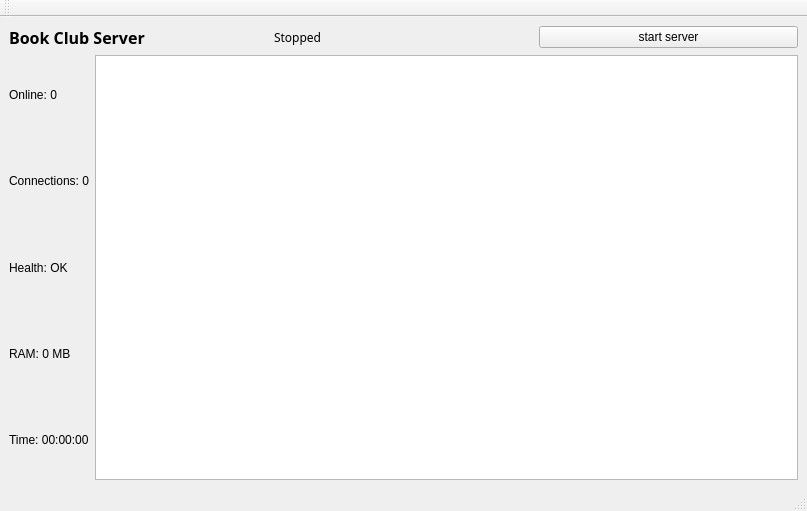
moshtaba13/Book_Club, file Server/ui/ServerWindow.ui: the form before one commit.
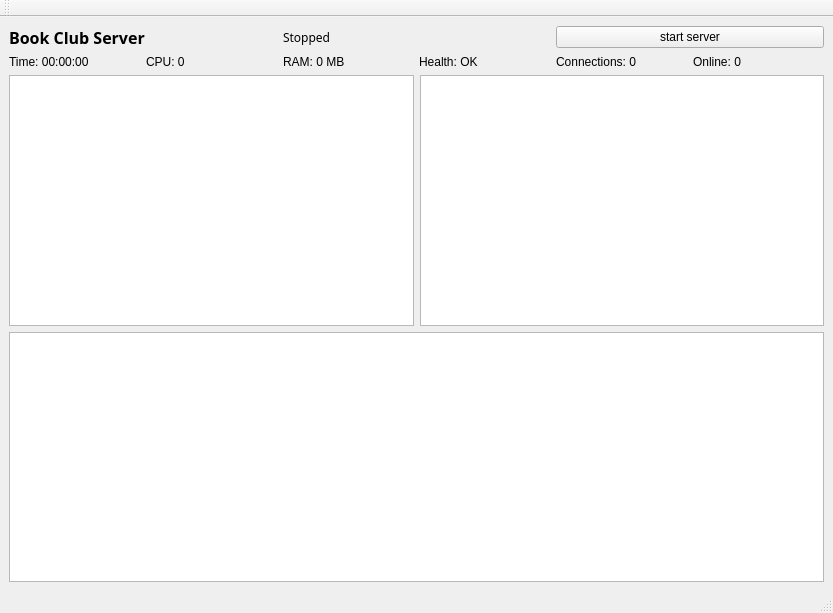
The form after the commit.

Commit message: fix and feat: debuging CPU and RAM and some issue and add client table

```diff
--- a/Server/ui/ServerWindow.ui
+++ b/Server/ui/ServerWindow.ui
@@ -6,8 +6,8 @@
    <rect>
     <x>0</x>
     <y>0</y>
-    <width>807</width>
-    <height>511</height>
+    <width>833</width>
+    <height>613</height>
    </rect>
   </property>
   <property name="windowTitle">
@@ -15,7 +15,7 @@
   </property>
   <widget class="QWidget" name="centralwidget">
    <layout class="QGridLayout" name="gridLayout">
-    <item row="0" column="0" colspan="2">
+    <item row="0" column="0">
      <layout class="QHBoxLayout" name="topBar">
       <item>
        <widget class="QLabel" name="lblTitle">
@@ -53,35 +53,7 @@
      </layout>
     </item>
     <item row="1" column="0">
-     <layout class="QVBoxLayout" name="statsBar">
-      <item>
-       <widget class="QLabel" name="lblOnlineClients">
-        <property name="text">
-         <string>Online: 0</string>
-        </property>
-       </widget>
-      </item>
-      <item>
-       <widget class="QLabel" name="lblTotalConnections">
-        <property name="text">
-         <string>Connections: 0</string>
-        </property>
-       </widget>
-      </item>
-      <item>
-       <widget class="QLabel" name="lblHealth">
-        <property name="text">
-         <string>Health: OK</string>
-        </property>
-       </widget>
-      </item>
-      <item>
-       <widget class="QLabel" name="lblMemory">
-        <property name="text">
-         <string>RAM: 0 MB</string>
-        </property>
-       </widget>
-      </item>
+     <layout class="QHBoxLayout" name="horizontalLayout">
       <item>
        <widget class="QLabel" name="lblTime">
         <property name="text">
@@ -89,9 +61,58 @@
         </property>
        </widget>
       </item>
+      <item>
+       <widget class="QLabel" name="lblCpu">
+        <property name="text">
+         <string>CPU: 0</string>
+        </property>
+       </widget>
+      </item>
+      <item>
+       <widget class="QLabel" name="lblMemory">
+        <property name="text">
+         <string>RAM: 0 MB</string>
+        </property>
+       </widget>
+      </item>
+      <item>
+       <widget class="QLabel" name="lblHealth">
+        <property name="text">
+         <string>Health: OK</string>
+        </property>
+       </widget>
+      </item>
+      <item>
+       <widget class="QLabel" name="lblTotalConnections">
+        <property name="text">
+         <string>Connections: 0</string>
+        </property>
+       </widget>
+      </item>
+      <item>
+       <widget class="QLabel" name="lblOnlineClients">
+        <property name="text">
+         <string>Online: 0</string>
+        </property>
+       </widget>
+      </item>
      </layout>
     </item>
-    <item row="1" column="1">
+    <item row="2" column="0">
+     <layout class="QHBoxLayout" name="horizontalLayout_2">
+      <item>
+       <widget class="QTextEdit" name="eventsTextEdit">
+        <property name="readOnly">
+         <bool>true</bool>
+        </property>
+       </widget>
+      </item>
+      <item>
+       <widget class="QTableWidget" name="tableClients"/>
+      </item>
+     </layout>
+    </item>
+    <item row="3" column="0">
      <widget class="QTextEdit" name="logTextEdit">
       <property name="readOnly">
        <bool>true</bool>
```
The commit also changes 2 other files.
